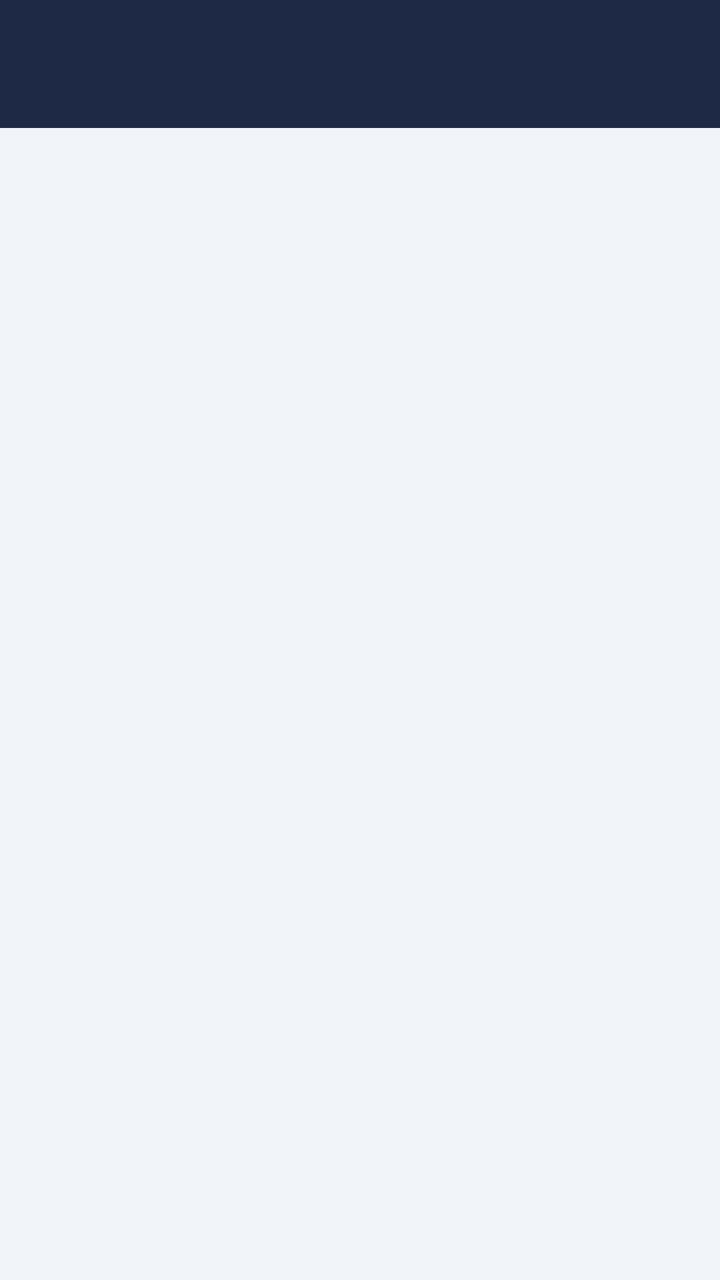
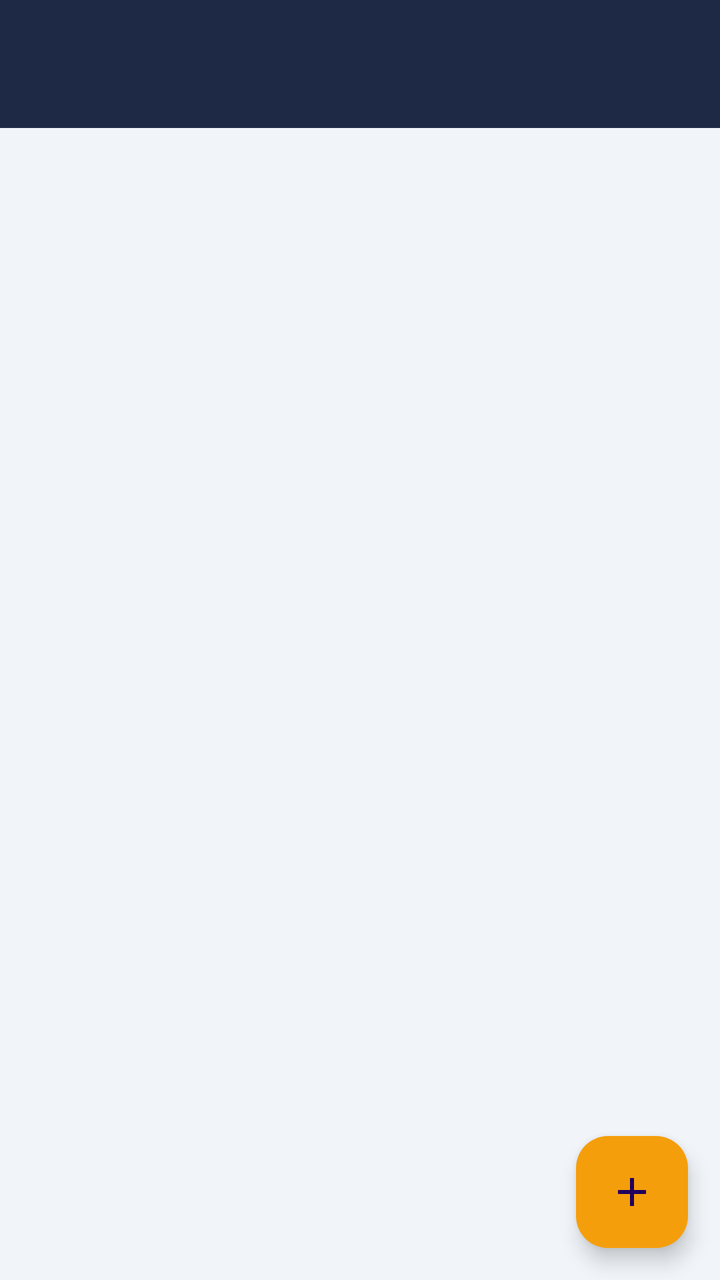

Compare the two renders of this Android layout. The source of the first and the diff that turns it into the second are given below.
<!-- AndroidManifest.xml: application theme Theme.Demegflower -->
<!-- res/layout/fragment_info.xml -->
<?xml version="1.0" encoding="utf-8"?>
<androidx.coordinatorlayout.widget.CoordinatorLayout
    xmlns:android="http://schemas.android.com/apk/res/android"
    xmlns:app="http://schemas.android.com/apk/res-auto"
    android:layout_width="match_parent"
    android:layout_height="match_parent"
    android:background="@color/colorBackground">

    <com.google.android.material.appbar.AppBarLayout
        android:id="@+id/appBarLayout"
        android:layout_width="match_parent"
        android:layout_height="wrap_content"
        android:theme="@style/ThemeOverlay.AppCompat.Dark.ActionBar">

        <androidx.appcompat.widget.Toolbar
            android:id="@+id/toolbar"
            android:layout_width="match_parent"
            android:layout_height="?attr/actionBarSize"
            android:background="@color/colorNavy"
            app:layout_scrollFlags="scroll|enterAlways"
            app:titleTextColor="@color/white" />

    </com.google.android.material.appbar.AppBarLayout>

    <ListView
        android:id="@+id/listInfoItems"
        android:layout_width="match_parent"
        android:layout_height="match_parent"
        android:divider="@color/colorDivider"
        android:dividerHeight="1dp"
        app:layout_behavior="@string/appbar_scrolling_view_behavior" />

</androidx.coordinatorlayout.widget.CoordinatorLayout>
<!-- resources referenced by this layout -->
<resources>
  <color name="colorBackground">#F1F5F9</color>
  <color name="colorDivider">#E2E8F0</color>
  <color name="colorNavy">#1E2A45</color>
  <color name="white">#FFFFFFFF</color>
  <style name="Theme.Demegflower" parent="Base.Theme.Demegflower" />
  <style name="Base.Theme.Demegflower" parent="Theme.Material3.DayNight.NoActionBar">
          
          
      </style>
</resources>

<!-- the commit's change to res/layout/fragment_info.xml (unified diff, before → after) -->
@@ -22,12 +22,22 @@
 
     </com.google.android.material.appbar.AppBarLayout>
 
-    <ListView
-        android:id="@+id/listInfoItems"
+    <androidx.recyclerview.widget.RecyclerView
+        android:id="@+id/rvWarga"
         android:layout_width="match_parent"
         android:layout_height="match_parent"
-        android:divider="@color/colorDivider"
-        android:dividerHeight="1dp"
+        android:clipToPadding="false"
+        android:paddingBottom="80dp"
         app:layout_behavior="@string/appbar_scrolling_view_behavior" />
 
+    <com.google.android.material.floatingactionbutton.FloatingActionButton
+        android:id="@+id/fabAddWarga"
+        android:layout_width="wrap_content"
+        android:layout_height="wrap_content"
+        android:layout_gravity="bottom|end"
+        android:layout_margin="16dp"
+        android:contentDescription="Tambah Warga"
+        android:src="@drawable/ic_add"
+        app:backgroundTint="@color/colorAccent" />
+
 </androidx.coordinatorlayout.widget.CoordinatorLayout>
<!-- resource entries referenced after the edit -->
@@ -1,9 +1,19 @@
 <!-- resources referenced by this layout -->
 <resources>
+  <color name="colorAccent">#F59E0B</color>
   <color name="colorBackground">#F1F5F9</color>
-  <color name="colorDivider">#E2E8F0</color>
   <color name="colorNavy">#1E2A45</color>
   <color name="white">#FFFFFFFF</color>
+  <!-- drawable ic_add (drawable) -->
+  <vector xmlns:android="http://schemas.android.com/apk/res/android"
+      android:width="24dp"
+      android:height="24dp"
+      android:viewportWidth="24"
+      android:viewportHeight="24">
+      <path
+          android:fillColor="@android:color/white"
+          android:pathData="M19,13h-6v6h-2v-6H5v-2h6V5h2v6h6v2z" />
+  </vector>
   <style name="Theme.Demegflower" parent="Base.Theme.Demegflower" />
   <style name="Base.Theme.Demegflower" parent="Theme.Material3.DayNight.NoActionBar">
           
